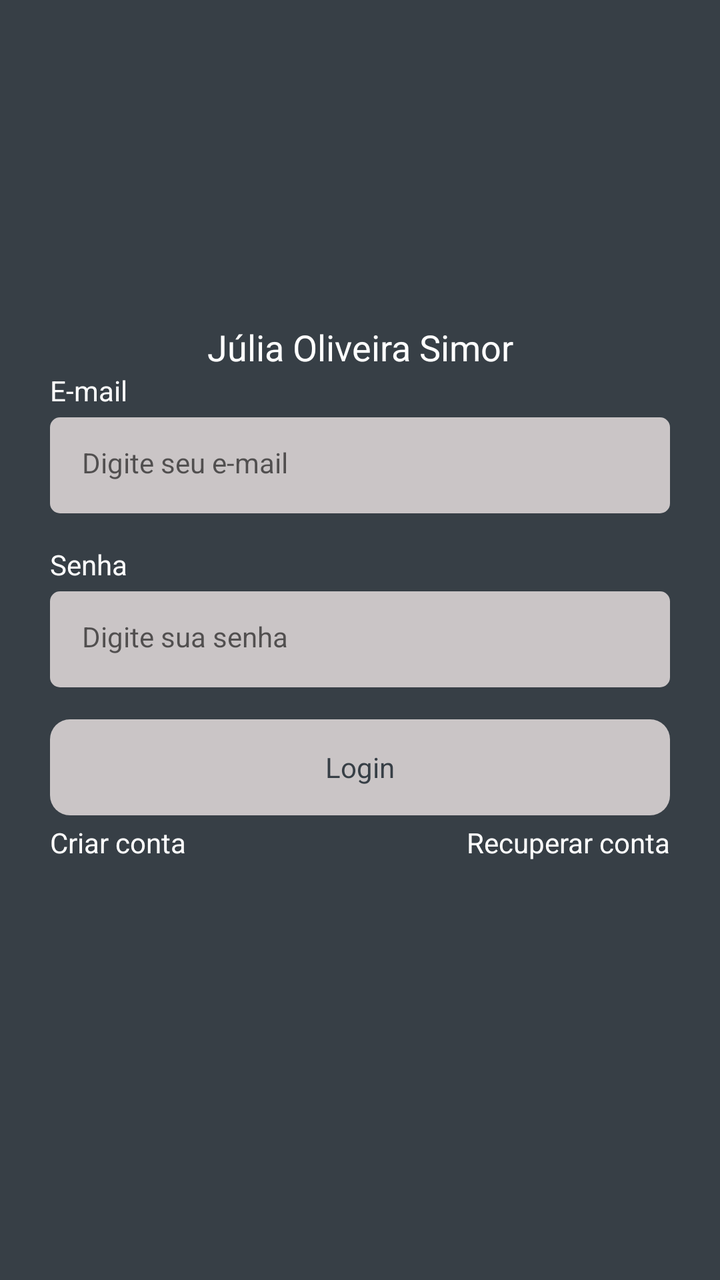
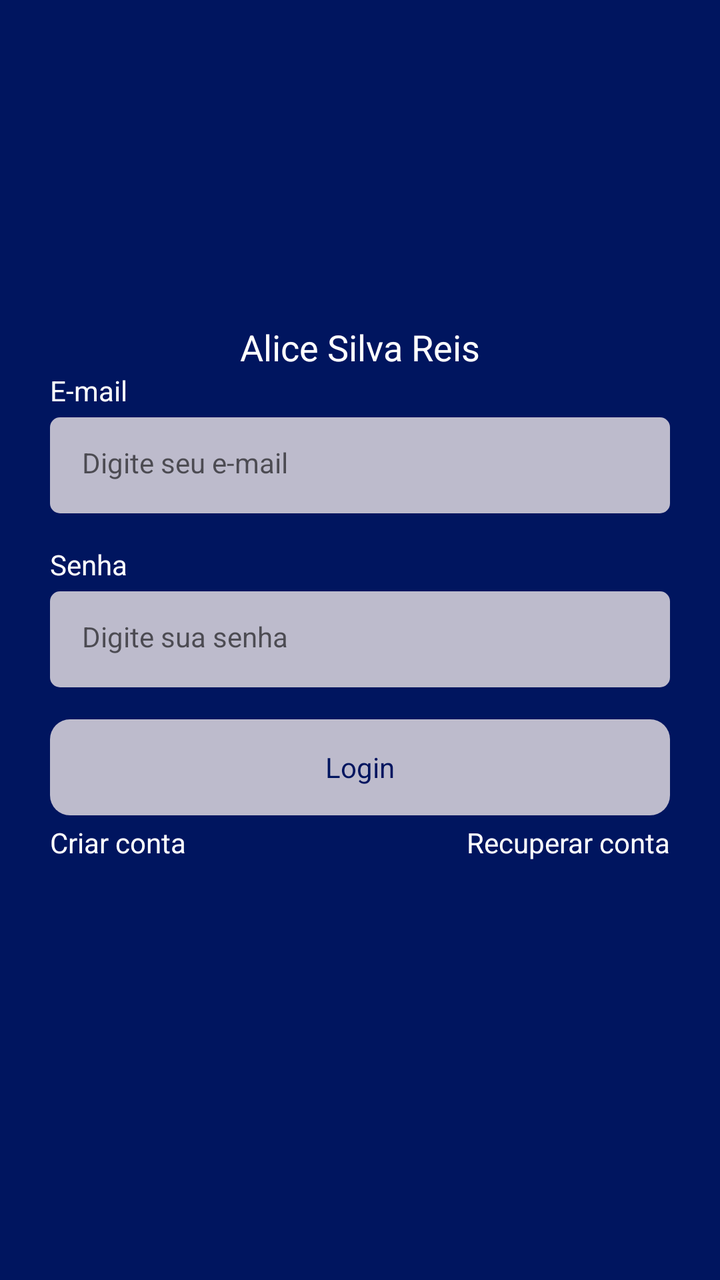

Before-and-after screenshots of an Android layout around one commit, followed by the original layout XML and the change that was made.
<!-- AndroidManifest.xml: application theme Theme.Task -->
<!-- res/layout/fragment_login.xml -->
<?xml version="1.0" encoding="utf-8"?>
<androidx.constraintlayout.widget.ConstraintLayout xmlns:android="http://schemas.android.com/apk/res/android"
    xmlns:tools="http://schemas.android.com/tools"
    android:layout_width="match_parent"
    android:layout_height="match_parent"
    xmlns:app="http://schemas.android.com/apk/res-auto"
    tools:context=".ui.auth.LoginFragment">

    <LinearLayout
        android:layout_width="match_parent"
        android:layout_height="wrap_content"
        android:layout_marginHorizontal="25dp"
        android:orientation="vertical"
        app:layout_constraintBottom_toBottomOf="parent"
        app:layout_constraintEnd_toEndOf="parent"
        app:layout_constraintHorizontal_bias="1.0"
        app:layout_constraintStart_toStartOf="parent"
        app:layout_constraintTop_toTopOf="parent">

        <androidx.constraintlayout.widget.ConstraintLayout
            android:layout_width="match_parent"
            android:layout_height="wrap_content">

            <TextView
                android:layout_width="wrap_content"
                android:layout_height="wrap_content"
                android:text="Júlia Oliveira Simor"
                android:textColor="@color/white"
                android:textSize="18dp"
                app:layout_constraintBottom_toBottomOf="parent"
                app:layout_constraintEnd_toEndOf="parent"
                app:layout_constraintStart_toStartOf="parent"
                app:layout_constraintTop_toTopOf="parent"
                app:layout_constraintVertical_bias="0.0" />
        </androidx.constraintlayout.widget.ConstraintLayout>

        <TextView
            android:id="@+id/textviewEmail"
            android:layout_width="wrap_content"
            android:layout_height="wrap_content"
            android:text="@string/email_text"
            android:textColor="@color/white" />

        <EditText
            android:id="@+id/editTextEmail"
            style="@style/EditTextTheme"
            android:layout_width="match_parent"
            android:layout_height="48dp"
            android:layout_marginTop="4dp"
            android:hint="@string/hint_edit_email"
            android:inputType="textEmailAddress" />

        <TextView
            android:id="@+id/textViewSenha"
            android:layout_width="wrap_content"
            android:layout_height="wrap_content"
            android:layout_marginTop="16dp"
            android:text="@string/passord_text"
            android:textColor="@color/white" />

        <EditText
            android:id="@+id/editTextSenha"
            style="@style/EditTextTheme"
            android:layout_width="match_parent"
            android:layout_height="48dp"
            android:layout_marginTop="4dp"
            android:hint="@string/hint_edit_password"
            android:inputType="textPassword" />

        <com.google.android.material.button.MaterialButton
            android:id="@+id/buttonLogin"
            style="@style/ButtonTheme"
            android:layout_width="match_parent"
            android:layout_height="wrap_content"
            android:layout_marginTop="16dp"
            android:text="@string/text_title_login_fragment" />

        <LinearLayout
            android:layout_width="match_parent"
            android:layout_height="wrap_content"
            android:layout_marginTop="4dp"
            android:orientation="horizontal">

            <TextView
                android:id="@+id/textViewCriarConta"
                android:layout_width="wrap_content"
                android:layout_height="wrap_content"
                android:layout_weight="1"
                android:text="@string/text_button_register_login_fragment"
                android:textAlignment="textStart"
                android:textColor="@color/white" />

            <TextView
                android:id="@+id/textViewRecuperarConta"
                android:layout_width="wrap_content"
                android:layout_height="wrap_content"
                android:layout_weight="1"
                android:text="@string/text_button_recover_login_fragment"
                android:textAlignment="textEnd"
                android:textColor="@color/white" />
        </LinearLayout>

        <ProgressBar
            android:id="@+id/progressbar"
            android:layout_width="wrap_content"
            android:layout_height="wrap_content"
            android:layout_gravity="center"
            android:indeterminateTint="@color/white"
            android:visibility="invisible"
            tools:visibility="visible" />
    </LinearLayout>


</androidx.constraintlayout.widget.ConstraintLayout>
<!-- resources referenced by this layout -->
<resources>
  <color name="white">#FFFFFFFF</color>
  <string name="email_text">E-mail</string>
  <string name="hint_edit_email">Digite seu e-mail</string>
  <string name="hint_edit_password">Digite sua senha</string>
  <string name="passord_text">Senha</string>
  <string name="text_button_recover_login_fragment">Recuperar conta</string>
  <string name="text_button_register_login_fragment">Criar conta</string>
  <string name="text_title_login_fragment">Login</string>
  <style name="ButtonTheme" parent="Theme.MaterialComponents.DayNight.NoActionBar">
          <item name="android:background">@drawable/bg_btn</item>
          <item name="android:textAllCaps">false</item>
          <item name="android:textColor">@color/color_default</item>
          <item name="backgroundTint">@null</item>
      </style>
  <style name="EditTextTheme" parent="Theme.MaterialComponents.DayNight.NoActionBar">
          <item name="android:background">@drawable/bg_edittext</item>
          <item name="android:padding">16dp</item>
          <item name="android:textSize">14sp</item>
      </style>
  <style name="Theme.Task" parent="Base.Theme.Kanban" />
  <!-- drawable bg_btn (drawable) -->
  <?xml version="1.0" encoding="utf-8"?>
  <shape xmlns:android="http://schemas.android.com/apk/res/android"
      android:shape="rectangle">
      <solid android:color="#C4F6EDED"/>
      <corners android:radius="10dp"/>
  </shape>
  <color name="color_default">#373F46</color>
  <!-- drawable bg_edittext (drawable) -->
  <?xml version="1.0" encoding="utf-8"?>
  <shape xmlns:android="http://schemas.android.com/apk/res/android">
      <solid android:color="#C4F6EDED"/>
      <corners android:radius="5dp"/>
  </shape>
  <style name="Base.Theme.Kanban" parent="Theme.Material3.DayNight.NoActionBar">
          
          
          <item name="android:windowBackground">@color/color_default</item>
          <item name="colorPrimary">@color/color_default</item>
          <item name="colorPrimaryVariant">@color/color_default</item>
      </style>
</resources>

<!-- the commit's change to res/layout/fragment_login.xml (unified diff, before → after) -->
@@ -24,7 +24,7 @@
             <TextView
                 android:layout_width="wrap_content"
                 android:layout_height="wrap_content"
-                android:text="Júlia Oliveira Simor"
+                android:text="Alice Silva Reis"
                 android:textColor="@color/white"
                 android:textSize="18dp"
                 app:layout_constraintBottom_toBottomOf="parent"
<!-- resource entries referenced after the edit -->
@@ -27,7 +27,7 @@
       <solid android:color="#C4F6EDED"/>
       <corners android:radius="10dp"/>
   </shape>
-  <color name="color_default">#373F46</color>
+  <color name="color_default">#00155F</color>
   <!-- drawable bg_edittext (drawable) -->
   <?xml version="1.0" encoding="utf-8"?>
   <shape xmlns:android="http://schemas.android.com/apk/res/android">
